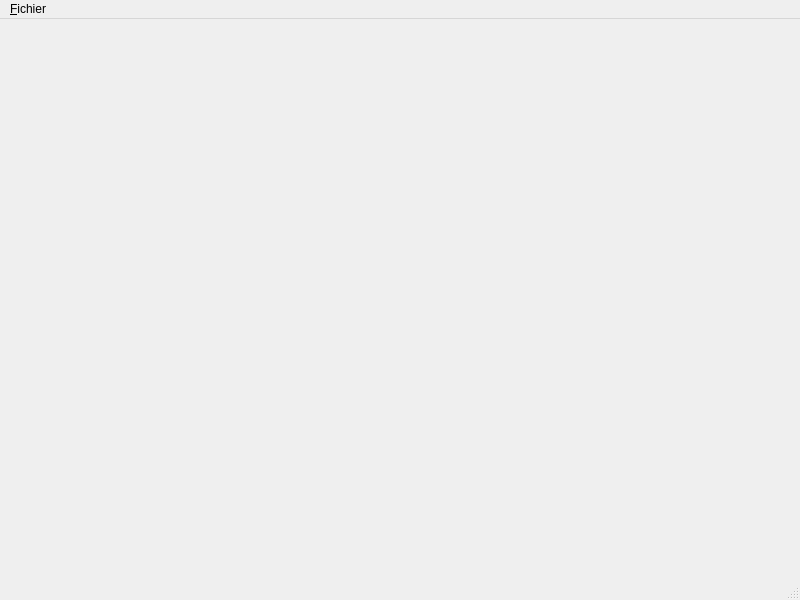
The window that airodb-analyzer/ui/mainForm.ui (jeremydumais/airodb-analyzer) describes before a commit, drawn with Qt 5.
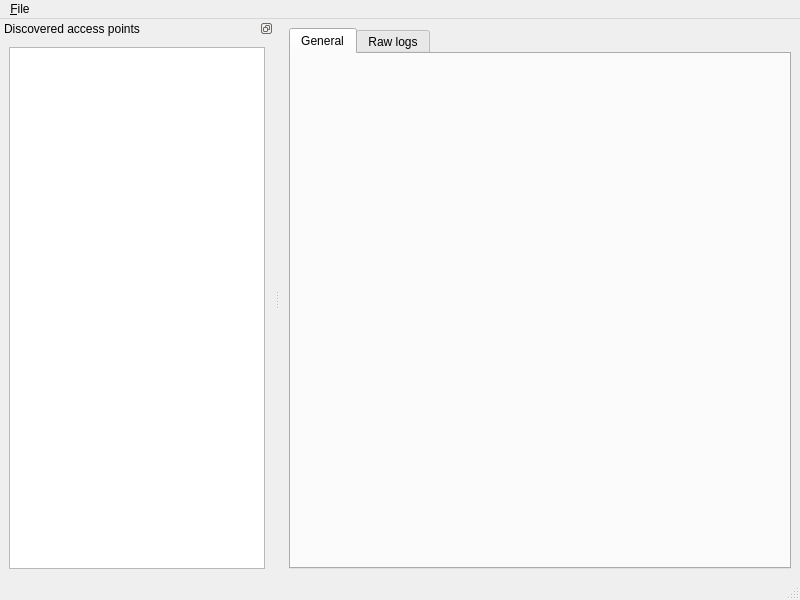
The same window after the commit.

Commit message: Work on the TableView of the OpenSessionForm.

The edit to the form file:
```diff
--- a/airodb-analyzer/ui/mainForm.ui
+++ b/airodb-analyzer/ui/mainForm.ui
@@ -13,7 +13,27 @@
   <property name="windowTitle">
    <string>MainWindow</string>
   </property>
-  <widget class="QWidget" name="centralwidget"/>
+  <widget class="QWidget" name="centralwidget">
+   <layout class="QGridLayout" name="gridLayout_3">
+    <item row="0" column="0">
+     <widget class="QTabWidget" name="tabWidget">
+      <property name="currentIndex">
+       <number>0</number>
+      </property>
+      <widget class="QWidget" name="tab">
+       <attribute name="title">
+        <string>General</string>
+       </attribute>
+      </widget>
+      <widget class="QWidget" name="tab_2">
+       <attribute name="title">
+        <string>Raw logs</string>
+       </attribute>
+      </widget>
+     </widget>
+    </item>
+   </layout>
+  </widget>
   <widget class="QMenuBar" name="menubar">
    <property name="geometry">
     <rect>
@@ -23,17 +43,39 @@
      <height>25</height>
     </rect>
    </property>
-   <widget class="QMenu" name="menu_Fichier">
+   <widget class="QMenu" name="menu_File">
     <property name="title">
-     <string>&amp;Fichier</string>
+     <string>&amp;File</string>
     </property>
     <addaction name="action_Ouvrir_une_session"/>
     <addaction name="action_Quitter"/>
    </widget>
-   <addaction name="menu_Fichier"/>
+   <addaction name="menu_File"/>
   </widget>
   <widget class="QStatusBar" name="statusbar"/>
-  <action name="action_Quitter">
+  <widget class="QDockWidget" name="dockWidget">
+   <property name="features">
+    <set>QDockWidget::DockWidgetFloatable|QDockWidget::DockWidgetMovable</set>
+   </property>
+   <property name="windowTitle">
+    <string>Discovered access points</string>
+   </property>
+   <attribute name="dockWidgetArea">
+    <number>1</number>
+   </attribute>
+   <widget class="QWidget" name="dockWidgetContents">
+    <layout class="QGridLayout" name="gridLayout">
+     <item row="0" column="0">
+      <widget class="QListView" name="listView">
+       <property name="resizeMode">
+        <enum>QListView::Fixed</enum>
+       </property>
+      </widget>
+     </item>
+    </layout>
+   </widget>
+  </widget>
+  <action name="action_Quit">
    <property name="text">
     <string>&amp;Quitter</string>
    </property>
```
Left out of the diff: 12 changed lines with no effect on the pictures. The commit also changes 4 other files.
